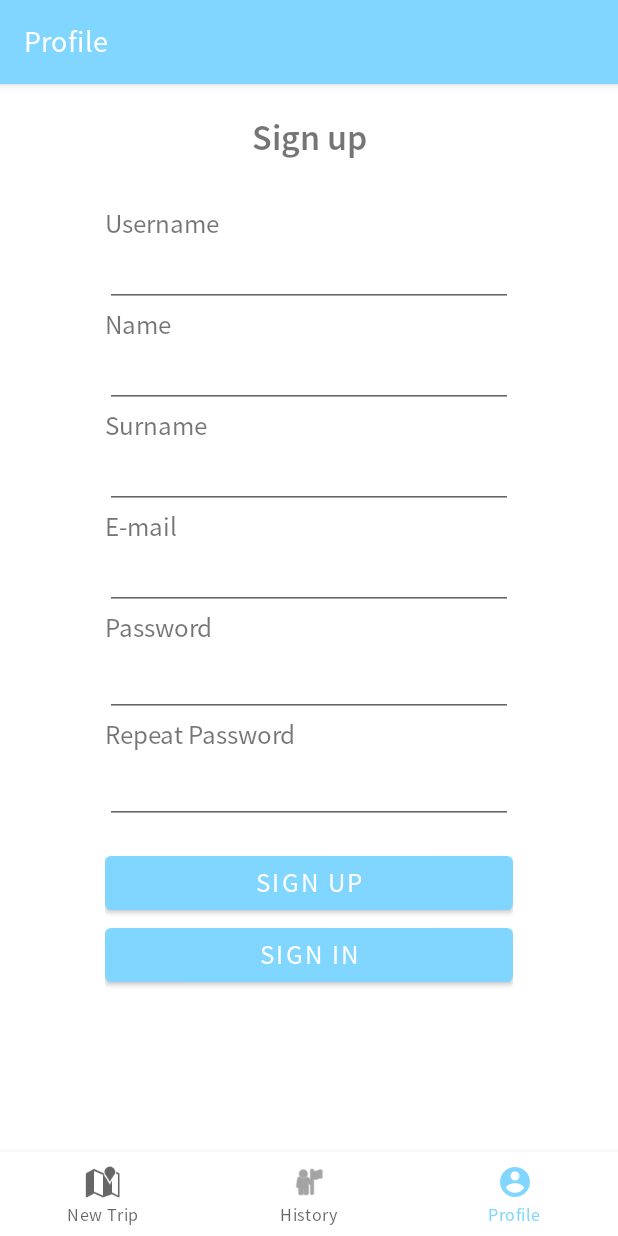
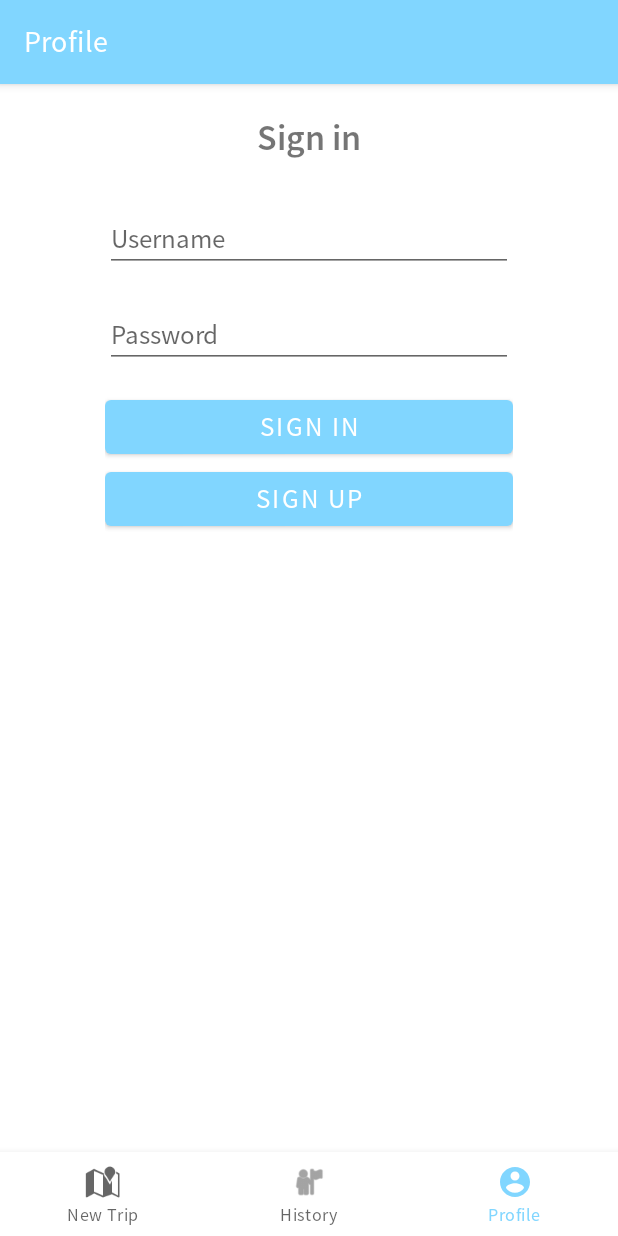
Before and after one commit to martimarino/CAReful, an Android app: the screen it shows after launch (MainActivity), item 3 of the bottom bar chosen, on a phone screen of 412 x 824 dp. Run offline under Robolectric (Android 15) with nearby library versions, the phone set to English and light mode, and no system bars; our stand-ins replace navigation-ui.

Commit message:
Profile.

```diff
--- a/application/app/src/main/java/it/unipi/dii/inattentivedrivers/ui/history/Trip.java
+++ b/application/app/src/main/java/it/unipi/dii/inattentivedrivers/ui/history/Trip.java
@@ -79,8 +79,8 @@ public class Trip {
     }
 
     public void insertData() {
-        if (databaseHelper.checkUsername(NewTripFragment.session.username) == false) {
-            databaseHelper.insertHistory(NewTripFragment.session.username, String.valueOf(getTimeDeparture()),
+        if (databaseHelper.checkUsername(NewTripFragment.session.getUsername()) == false) {
+            databaseHelper.insertHistory(NewTripFragment.session.getUsername(), String.valueOf(getTimeDeparture()),
                     String.valueOf(getTimeArrival()), String.valueOf(getScore()),
                     getDeparture(), getArrival());
         } else {
@@ -88,6 +88,6 @@ public class Trip {
         }
     }
     public void updateHistory() {
-        NewTripFragment.session.arrayList = databaseHelper.retrieveHistory(NewTripFragment.session.username);
+        NewTripFragment.session.setTripList(databaseHelper.retrieveHistory(NewTripFragment.session.getUsername()));
     }
 }
--- a/application/app/src/main/java/it/unipi/dii/inattentivedrivers/ui/newtrip/NewTripFragment.java
+++ b/application/app/src/main/java/it/unipi/dii/inattentivedrivers/ui/newtrip/NewTripFragment.java
@@ -34,7 +34,7 @@ public class NewTripFragment extends Fragment {
         View root = binding.getRoot();
 
         if (session == null) {      /* not logged user */
-            session = new Session("anonymous", null);
+            session = new Session();
         }
 
         start = binding.start;
--- a/application/app/src/main/java/it/unipi/dii/inattentivedrivers/ui/profile/Session.java
+++ b/application/app/src/main/java/it/unipi/dii/inattentivedrivers/ui/profile/Session.java
@@ -1,35 +1,59 @@
 package it.unipi.dii.inattentivedrivers.ui.profile;
 
-import android.location.Location;
-
-import java.time.LocalDateTime;
 import java.util.ArrayList;
 
 import it.unipi.dii.inattentivedrivers.ui.history.Trip;
 
-public class Session {
-    public String username;
-    public ArrayList<Trip> arrayList;
+public class Session{
 
+    private String username;
+    private String name;
+    private String surname;
+    private String email;
+    private ArrayList<Trip> tripList;
 
-    public Session (String username, ArrayList arrayList){
-        this.username = username;
-        this.arrayList = arrayList;
-    }
-
-    public ArrayList getArrayList() {
-        return arrayList;
-    }
-
-    public void setArrayList(ArrayList arrayList) {
-        this.arrayList = arrayList;
+    public Session (){                   /* not logged user */
+        this.username = "anonymous";
+        this.tripList = null;
     }
 
     public String getUsername() {
         return username;
     }
 
+    public String getName() {
+        return name;
+    }
+
+    public String getSurname() {
+        return surname;
+    }
+
+    public String getEmail() {
+        return email;
+    }
+
+    public ArrayList getTripList() {
+        return tripList;
+    }
+
     public void setUsername(String username) {
         this.username = username;
     }
+
+    public void setName(String name) {
+        this.name = name;
+    }
+
+    public void setSurname(String surname) {
+        this.surname = surname;
+    }
+
+    public void setEmail(String email) {
+        this.email = email;
+    }
+
+    public void setTripList(ArrayList tripList) {
+        this.tripList = tripList;
+    }
 }
--- a/application/app/src/main/java/it/unipi/dii/inattentivedrivers/ui/profile/SignInSignUp.java
+++ b/application/app/src/main/java/it/unipi/dii/inattentivedrivers/ui/profile/SignInSignUp.java
@@ -12,6 +12,7 @@ import androidx.annotation.NonNull;
 import androidx.fragment.app.Fragment;
 
 import java.util.ArrayList;
+import java.util.Objects;
 
 import it.unipi.dii.inattentivedrivers.databinding.FragmentSigninSignupBinding;
 import it.unipi.dii.inattentivedrivers.ui.DatabaseHelper;
@@ -22,7 +23,7 @@ public class SignInSignUp extends Fragment {
 
     DatabaseHelper databaseHelper;
     EditText username, name, surname, email, password, repeat_password, username_login, password_login;
-    Button signup_reg, signin_reg, signin_login, signup_login;
+    Button signup_reg, signin_reg, signin_login, signup_login, logout;
 
     FragmentSigninSignupBinding binding;
     @Override
@@ -43,13 +44,27 @@ public class SignInSignUp extends Fragment {
         signin_reg = binding.signinReg;
         signin_login = binding.signinLogin;
         signup_login = binding.signupLogin;
+        logout = binding.logout;
         username_login = binding.username;
         password_login = binding.password;
+
+        if(Objects.equals(NewTripFragment.session.getUsername(), "anonymous")) {
+            binding.containerProfile.setVisibility(View.INVISIBLE);
+            binding.containerSignin.setVisibility(View.VISIBLE);
+        } else {
+            showProfile();
+        }
 
         signin_reg.setOnClickListener(view -> {
             binding.containerSignup.setVisibility(View.INVISIBLE);
             binding.containerSignin.setVisibility(View.VISIBLE);
         });
+
+        logout.setOnClickListener(view -> {
+            binding.containerProfile.setVisibility(View.INVISIBLE);
+            binding.containerSignin.setVisibility(View.VISIBLE);
+        });
+
 
         signup_reg.setOnClickListener(view -> {
             String username_ = username.getText().toString();
@@ -89,12 +104,12 @@ public class SignInSignUp extends Fragment {
             String password_ = password_login.getText().toString();
             Boolean checklogin = databaseHelper.CheckLogin(username_, password_);
             if(checklogin == true){
-                NewTripFragment.session.username = username_;
                 ArrayList<Trip> arrayList = databaseHelper.retrieveHistory(username_);
                 if (arrayList.size() > 0){
-                    NewTripFragment.session.arrayList = arrayList;
+                    NewTripFragment.session.setTripList(arrayList);
                 }
                 Toast.makeText(getContext(), "Login Successful\nSee your history in the HistoryFragment", Toast.LENGTH_SHORT).show();
+                showProfile();
             }else{
                 Toast.makeText(getContext(), "Invalid username or password", Toast.LENGTH_SHORT).show();
             }
@@ -107,4 +122,14 @@ public class SignInSignUp extends Fragment {
 
         return root;
     }
+
+    public void showProfile() {
+        binding.us.setText("Username: " + NewTripFragment.session.getUsername());
+        binding.nm.setText("Name: " + NewTripFragment.session.getName());
+        binding.sn.setText("Surname: " + NewTripFragment.session.getSurname());
+        binding.em.setText("E-mail: " + NewTripFragment.session.getEmail());
+
+        binding.containerProfile.setVisibility(View.VISIBLE);
+        binding.containerSignin.setVisibility(View.INVISIBLE);
+    }
 }
--- a/application/app/src/main/res/layout/fragment_signin_signup.xml
+++ b/application/app/src/main/res/layout/fragment_signin_signup.xml
@@ -11,6 +11,7 @@
         android:id="@+id/container_signup"
         android:layout_width="match_parent"
         android:layout_height="match_parent"
+        android:visibility="invisible"
         android:orientation="vertical"
         android:paddingLeft="70dp"
         android:paddingRight="70dp">
@@ -157,7 +158,7 @@
 
     <LinearLayout
         android:id="@+id/container_signin"
-        android:visibility="invisible"
+        android:visibility="visible"
         android:layout_width="match_parent"
         android:layout_height="match_parent"
         android:orientation="vertical"
@@ -223,4 +224,69 @@
 
     </LinearLayout>
 
+    <LinearLayout
+        android:id="@+id/container_profile"
+        android:visibility="visible"
+        android:layout_width="match_parent"
+        android:layout_height="match_parent"
+        android:orientation="vertical"
+        android:paddingLeft="40dp"
+        android:paddingRight="40dp">
+
+        <TextView
+            android:id="@+id/welcome"
+            android:layout_width="match_parent"
+            android:layout_height="wrap_content"
+            android:layout_marginBottom="30dp"
+            android:fontFamily="@font/semibold"
+            android:gravity="center"
+            android:text="Profile"
+            android:textSize="24sp" />
+
+        <TextView
+            android:id="@+id/us"
+            android:layout_width="wrap_content"
+            android:layout_height="wrap_content"
+            android:layout_marginBottom="30dp"
+            android:textSize="18sp" />
+
+        <TextView
+            android:id="@+id/nm"
+            android:layout_width="wrap_content"
+            android:layout_height="wrap_content"
+            android:layout_marginBottom="30dp"
+            android:textSize="18sp" />
+
+        <TextView
+            android:id="@+id/sn"
+            android:layout_width="wrap_content"
+            android:layout_height="wrap_content"
+            android:layout_marginBottom="30dp"
+            android:textSize="18sp" />
+
+        <TextView
+            android:id="@+id/em"
+            android:layout_width="wrap_content"
+            android:layout_height="wrap_content"
+            android:layout_marginBottom="30dp"
+            android:textSize="18sp" />
+
+        <Button
+            android:id="@+id/logout"
+            android:layout_width="match_parent"
+            android:layout_height="wrap_content"
+            android:layout_below="@id/password"
+            android:layout_marginTop="15dp"
+            android:gravity="center"
+            android:orientation="vertical"
+            android:text="Logout"
+            android:textColor="#FFFFFF"
+            android:textSize="18sp"
+            android:onClick="navigation_history"
+            app:layout_constraintBottom_toBottomOf="parent"
+            app:layout_constraintEnd_toEndOf="parent"
+            app:layout_constraintStart_toStartOf="parent" />
+
+    </LinearLayout>
+
 </androidx.constraintlayout.widget.ConstraintLayout>
```
Also changed, not shown: application/app/src/main/java/it/unipi/dii/inattentivedrivers/ui/DatabaseHelper.java (+10 -4 lines), application/app/src/main/java/it/unipi/dii/inattentivedrivers/ui/history/HistoryFragment.java (+4 -6 lines).
